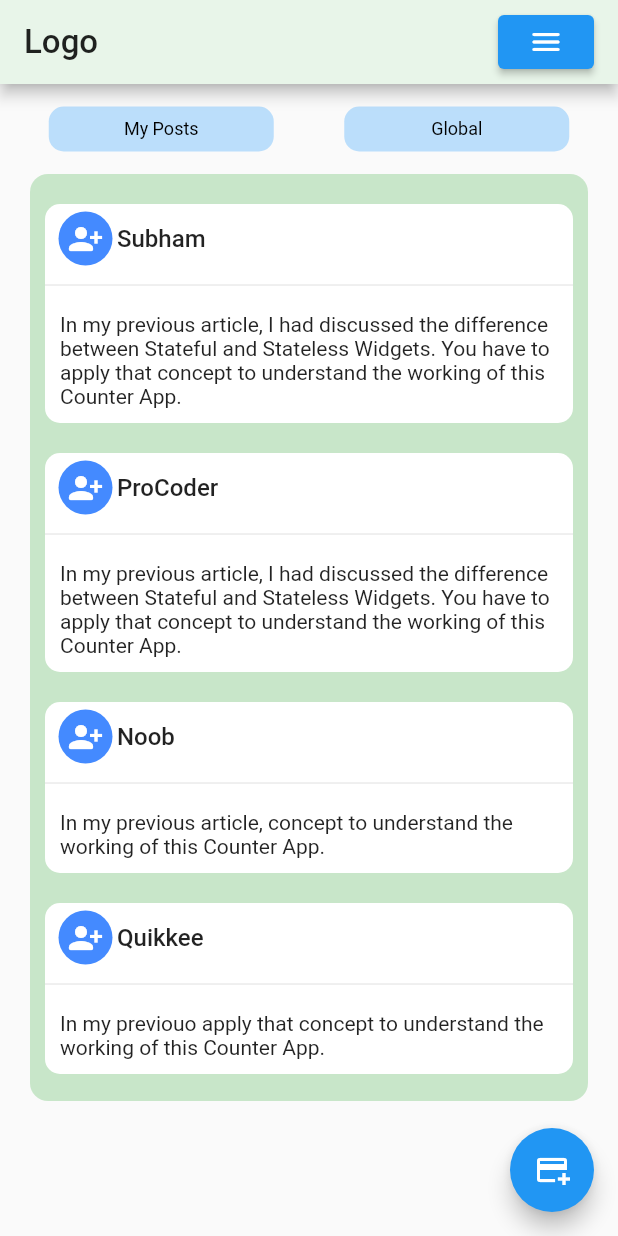
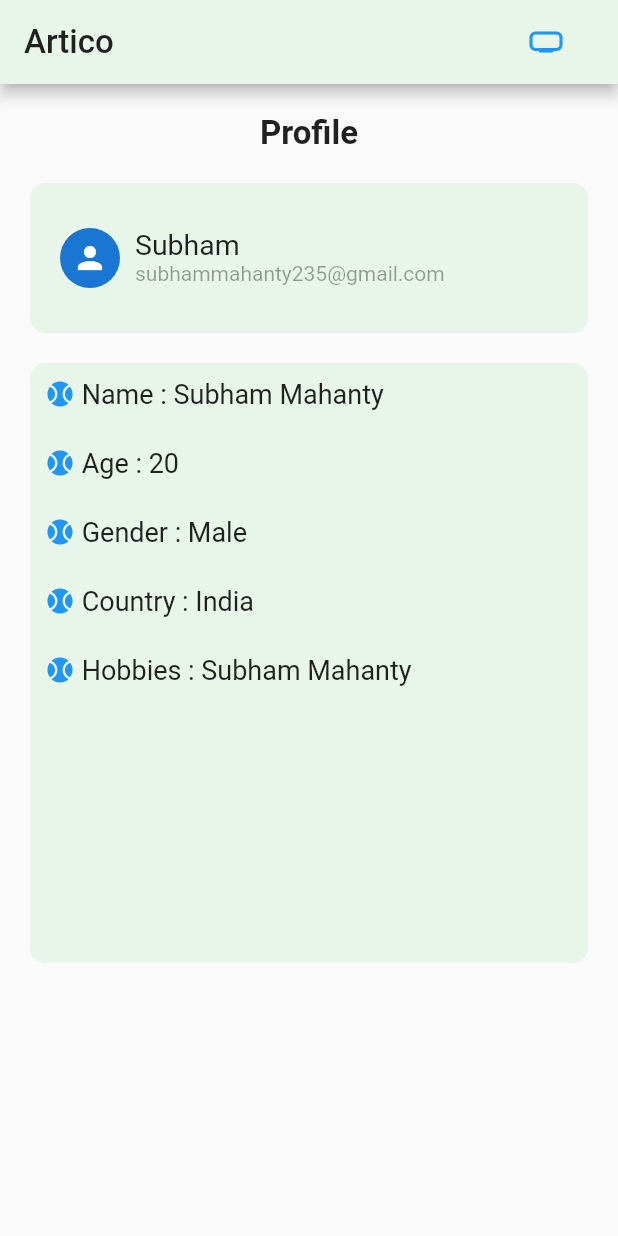
Before and after one commit to subhammahanty235/Flutter-Learn-1, a Flutter app: the screen it shows after launch, after a tap on the "menu" icon, on a phone screen of 412 x 824 dp. Run offline on Flutter 3.47's test engine with Material 2 defaults, Android fonts, the phone set to English and light mode, and no system bars; missing offline and left inert: dart:html.

Commit message:
Added 2 pages

```diff
--- /dev/null
+++ b/basic1/lib/SplashScreen.dart
@@ -0,0 +1,37 @@
+import 'dart:async';
+
+import 'package:basic1/main.dart';
+import 'package:flutter/material.dart';
+
+class SplashScreen extends StatefulWidget {
+  // SplashScreen({super.key});
+
+  @override
+  State<SplashScreen> createState() => _SplashScreenState();
+}
+
+class _SplashScreenState extends State<SplashScreen> {
+  @override
+  void initState(){
+    super.initState();
+    Timer(const Duration(seconds: 4) , (){
+      Navigator.pushReplacement(context, MaterialPageRoute(builder: (context)=>MyHomePage(title: "Hello")));
+    });
+
+  }
+
+  @override
+  Widget build(BuildContext context) {
+    return Scaffold(
+      body: Container(
+        decoration: BoxDecoration(color: Colors.green[100]),
+        child: Center(
+            child: Text("ARTICO",
+                style: TextStyle(
+                    color: Colors.blue,
+                    fontWeight: FontWeight.w500,
+                    fontSize: 21))),
+      ),
+    );
+  }
+}
--- /dev/null
+++ b/basic1/lib/UserScreen.dart
@@ -0,0 +1,99 @@
+// ignore_for_file: prefer_const_constructors, prefer_const_literals_to_create_immutables
+
+import 'package:basic1/main.dart';
+import 'package:flutter/material.dart';
+
+class UserScreen extends StatelessWidget {
+  var userdata;
+  UserScreen({super.key, this.userdata});
+
+  @override
+  Widget build(BuildContext context) {
+    return Scaffold(
+        appBar: AppBar(
+            automaticallyImplyLeading: false,
+            backgroundColor: Colors.green[50],
+            title: Row(
+              mainAxisAlignment: MainAxisAlignment.spaceBetween,
+              children: [
+                const Text(
+                  'Artico',
+                  style: TextStyle(
+                      color: Colors.black87,
+                      fontSize: 22,
+                      fontWeight: FontWeight.w500),
+                ),
+                TextButton(
+                    onPressed: () {
+                      Navigator.push(
+                          context,
+                          MaterialPageRoute(
+                              builder: (context) =>
+                                  MyHomePage(title: 'Flutter Demo Home Page')));
+                    },
+                    child: const Icon(Icons.home_max_rounded))
+              ],
+            )),
+        body: Column(
+          children: [
+            Container(
+              margin: EdgeInsets.all(20),
+              child: Text("Profile",
+                  style: TextStyle(fontSize: 22, fontWeight: FontWeight.w600)),
+            ),
+            Container(
+                height: 100,
+                margin: EdgeInsets.symmetric(vertical: 0, horizontal: 20),
+                padding: EdgeInsets.all(20),
+                decoration: BoxDecoration(
+                    color: Colors.green[50],
+                    borderRadius: BorderRadius.circular(10)),
+                child: Row(
+                  children: [
+                    CircleAvatar(child: Icon(Icons.person)),
+                    Padding(
+                      padding:
+                          EdgeInsets.symmetric(vertical: 10, horizontal: 10),
+                      child: Column(
+                        crossAxisAlignment: CrossAxisAlignment.start,
+                        children: [
+                        Text("Subham", style: TextStyle(fontSize: 19 , fontWeight: FontWeight.w400)),
+                        Text("subhammahanty235@gmail.com" , style:TextStyle(color:Colors.black38))
+                      ],)
+                    )
+                    //  Text("Subham" , style:TextStyle())
+                  ],
+                )),
+            Container(
+              height: 400,
+              margin: EdgeInsets.all(20),
+              decoration: BoxDecoration(
+                    color: Colors.green[50],
+                    borderRadius: BorderRadius.circular(10)),
+
+              child:Row(
+                mainAxisAlignment: MainAxisAlignment.start,
+                children: [
+                // MainAxisAlignment:
+                Column(
+                  mainAxisAlignment: MainAxisAlignment.start,
+                  crossAxisAlignment: CrossAxisAlignment.start,
+                  children: [
+                  Padding(padding:EdgeInsets.all(10),  child: Row(children:[Icon(Icons.sports_baseball_rounded , color: Colors.blue , size: 20) , Text(" Name : Subham Mahanty" ,style:TextStyle(fontSize: 18 , ) )],) ,),
+                  Divider(height: 5,),
+                  Padding(padding:EdgeInsets.all(10),  child: Row(children:[Icon(Icons.sports_baseball_rounded , color: Colors.blue , size:20) , Text(" Age : 20" ,style:TextStyle(fontSize: 18 , ) )],) ,),
+                   Divider(height: 5,),
+                  Padding(padding:EdgeInsets.all(10),  child: Row(children:[Icon(Icons.sports_baseball_rounded , color: Colors.blue , size:20) , Text(" Gender : Male" ,style:TextStyle(fontSize: 18 , ) )],) ,),
+                   Divider(height: 5,),
+                  Padding(padding:EdgeInsets.all(10),  child: Row(children:[Icon(Icons.sports_baseball_rounded , color: Colors.blue , size:20) , Text(" Country : India" ,style:TextStyle(fontSize: 18 , ) )],) ,),
+                   Divider(height: 5,),
+                  Padding(padding:EdgeInsets.all(10),  child: Row(children:[Icon(Icons.sports_baseball_rounded , color: Colors.blue , size:20) , Text(" Hobbies : Subham Mahanty" ,style:TextStyle(fontSize: 18 , ) )],) ,),
+                  //  Divider(height: 5,),
+                  // Padding(padding:EdgeInsets.all(10),  child: Row(children:[Icon(Icons.sports_baseball_rounded , color: Colors.blue , size:20) , Text("Name : Subham Mahanty" ,style:TextStyle(fontSize: 18 , ) )],) ,),
+                ],)
+              ],)
+            )
+          ],
+        ));
+  }
+}
--- a/basic1/lib/main.dart
+++ b/basic1/lib/main.dart
@@ -1,3 +1,6 @@
+import 'package:basic1/AddNewArticleScreen.dart';
+import 'package:basic1/SplashScreen.dart';
+import 'package:basic1/UserScreen.dart';
 import 'package:flutter/material.dart';
 
 void main() {
@@ -25,8 +28,8 @@ class MyApp extends StatelessWidget {
           // is not restarted.
           primarySwatch: Colors.blue,
         ),
-      home: const MyHomePage(title: 'Flutter Demo Home Page'),
-    );
+        // home: const MyHomePage(title: 'Flutter Demo Home Page'),
+        home: SplashScreen());
   }
 }
 
@@ -102,6 +105,7 @@ class _MyHomePageState extends State<MyHomePage> {
 
     return Scaffold(
       appBar: AppBar(
+          automaticallyImplyLeading: false,
           backgroundColor: Colors.green[50],
           title: Row(
             mainAxisAlignment: MainAxisAlignment.spaceBetween,
@@ -113,11 +117,18 @@ class _MyHomePageState extends State<MyHomePage> {
                     fontSize: 22,
                     fontWeight: FontWeight.w500),
               ),
-              ElevatedButton(
+
+                TextButton(
                     onPressed: () {
-                    print('clicked');
+                      Navigator.push(
+                          context,
+                          MaterialPageRoute(
+                              builder: (context) => UserScreen(
+                                    userdata: data[0],
+                                  )));
                     },
-                  child: const Icon(Icons.menu_rounded))
+                    child: const Icon(Icons.menu_rounded)),
+
             ],
           )),
       body: (Column(
@@ -164,10 +175,9 @@ class _MyHomePageState extends State<MyHomePage> {
               decoration: BoxDecoration(
                   color: Colors.green[100],
                   borderRadius: BorderRadius.circular(12)),
-
-                child: ListView.builder(itemBuilder:(context , index){
-                   return (
-                   Container(
+              child: ListView.builder(
+                itemBuilder: (context, index) {
+                  return (Container(
                     // height: 100,
                     margin:
                         const EdgeInsets.symmetric(vertical: 10, horizontal: 0),
@@ -191,21 +201,19 @@ class _MyHomePageState extends State<MyHomePage> {
                               ),
                             ),
                             Text(data[index]['name'],
-                              style: TextStyle(
+                                style: const TextStyle(
                                     fontWeight: FontWeight.w500, fontSize: 16))
                           ],
                         ),
                         const Divider(),
                         Container(
                           padding: const EdgeInsets.all(10),
-                        child: Text(
-                            data[index]['article']),
+                          child: Text(data[index]['article']),
                         )
                       ],
                     ),
-                )
-                );
-                } ,
+                  ));
+                },
                 itemCount: data.length,
               )
               // child: ListView(
@@ -256,7 +264,9 @@ class _MyHomePageState extends State<MyHomePage> {
         ],
       )),
       floatingActionButton: FloatingActionButton(
-        onPressed: () {},
+        onPressed: () {
+          Navigator.push(context, MaterialPageRoute(builder: (context)=>AddnewArticleScreen()));
+        },
         tooltip: "Add Note",
         child: const Icon(Icons.add_card),
       ),
```
Also changed, not shown: basic1/lib/AddNewArticleScreen.dart (added, +61 -0 lines). Lines whose indentation alone changed are shown as unchanged.
